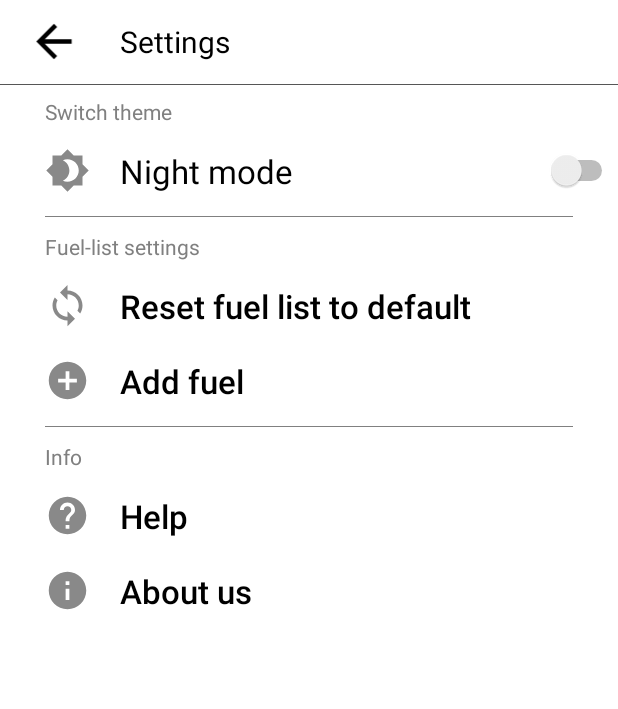
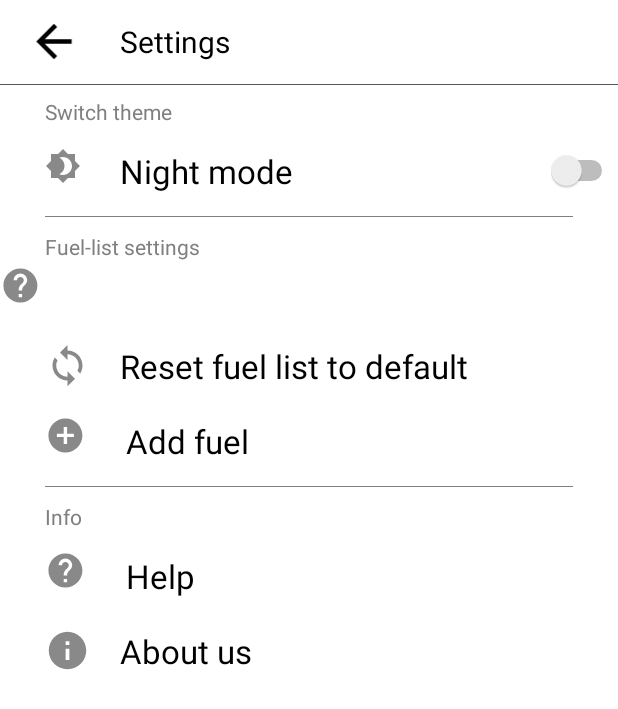
Before and after one commit to CyberSoftStudio/FuelCalc, an Android app: the SettingsActivity screen opened directly, with no data from a screen before it, on a phone screen of 412 x 824 dp. Shown: the top 709 px of the screen. Run offline under Robolectric (Android 15) with nearby library versions, the phone set to English and light mode, and no system bars; libraries missing offline, so code that uses them is left out: io.realm; 3 statements that could not run were skipped.

Commit message:
xml refactoring

```diff
--- a/app/src/main/res/drawable/ic_baseline_add_circle_24px.xml
+++ b/app/src/main/res/drawable/ic_baseline_add_circle_24px.xml
@@ -1,8 +1,8 @@
 <vector xmlns:android="http://schemas.android.com/apk/res/android"
-    android:width="24dp"
-    android:height="24dp"
-    android:viewportWidth="24"
-    android:viewportHeight="24">
+    android:width="34dp"
+    android:height="34dp"
+    android:viewportWidth="30"
+    android:viewportHeight="30">
   <path
       android:fillColor="#898989"
       android:pathData="M12,2C6.48,2 2,6.48 2,12s4.48,10 10,10 10,-4.48 10,-10S17.52,2 12,2zM17,13h-4v4h-2v-4L7,13v-2h4L11,7h2v4h4v2z"/>
--- a/app/src/main/res/drawable/ic_baseline_brightness_4_24px.xml
+++ b/app/src/main/res/drawable/ic_baseline_brightness_4_24px.xml
@@ -1,8 +1,8 @@
 <vector xmlns:android="http://schemas.android.com/apk/res/android"
-    android:width="24dp"
-    android:height="24dp"
-    android:viewportWidth="24"
-    android:viewportHeight="24">
+    android:width="34dp"
+    android:height="34dp"
+    android:viewportWidth="30"
+    android:viewportHeight="30">
   <path
       android:fillColor="#898989"
       android:pathData="M20,8.69V4h-4.69L12,0.69 8.69,4H4v4.69L0.69,12 4,15.31V20h4.69L12,23.31 15.31,20H20v-4.69L23.31,12 20,8.69zM12,18c-0.89,0 -1.74,-0.2 -2.5,-0.55C11.56,16.5 13,14.42 13,12s-1.44,-4.5 -3.5,-5.45C10.26,6.2 11.11,6 12,6c3.31,0 6,2.69 6,6s-2.69,6 -6,6z"/>
--- a/app/src/main/res/drawable/ic_baseline_help_24px.xml
+++ b/app/src/main/res/drawable/ic_baseline_help_24px.xml
@@ -1,8 +1,8 @@
 <vector xmlns:android="http://schemas.android.com/apk/res/android"
-    android:width="24dp"
-    android:height="24dp"
-    android:viewportWidth="24"
-    android:viewportHeight="24">
+    android:width="34dp"
+    android:height="34dp"
+    android:viewportWidth="30"
+    android:viewportHeight="30">
   <path
       android:fillColor="#898989"
       android:pathData="M12,2C6.48,2 2,6.48 2,12s4.48,10 10,10 10,-4.48 10,-10S17.52,2 12,2zM13,19h-2v-2h2v2zM15.07,11.25l-0.9,0.92C13.45,12.9 13,13.5 13,15h-2v-0.5c0,-1.1 0.45,-2.1 1.17,-2.83l1.24,-1.26c0.37,-0.36 0.59,-0.86 0.59,-1.41 0,-1.1 -0.9,-2 -2,-2s-2,0.9 -2,2L8,9c0,-2.21 1.79,-4 4,-4s4,1.79 4,4c0,0.88 -0.36,1.68 -0.93,2.25z"/>
--- a/app/src/main/res/drawable/ic_baseline_info_24px.xml
+++ b/app/src/main/res/drawable/ic_baseline_info_24px.xml
@@ -1,6 +1,6 @@
 <vector xmlns:android="http://schemas.android.com/apk/res/android"
-    android:width="24dp"
-    android:height="24dp"
+    android:width="34dp"
+    android:height="34dp"
     android:viewportWidth="24"
     android:viewportHeight="24">
   <path
--- a/app/src/main/res/drawable/ic_baseline_loop_24px.xml
+++ b/app/src/main/res/drawable/ic_baseline_loop_24px.xml
@@ -1,6 +1,6 @@
 <vector xmlns:android="http://schemas.android.com/apk/res/android"
-    android:width="24dp"
-    android:height="24dp"
+    android:width="34dp"
+    android:height="34dp"
     android:viewportWidth="24"
     android:viewportHeight="24">
   <path
--- a/app/src/main/res/layout/settings_activity.xml
+++ b/app/src/main/res/layout/settings_activity.xml
@@ -60,7 +60,6 @@
         android:textSize="14sp" />
 
     <LinearLayout
-        android:id="@+id/nm_layout"
         android:layout_width="match_parent"
         android:layout_height="40dp"
         android:paddingStart="30dp"
@@ -120,29 +119,37 @@
         android:textColor="@color/Gray"
         android:textSize="14sp" />
 
+    <TextView
+        android:layout_width="match_parent"
+        android:layout_height="40dp"
+        android:drawableLeft="@drawable/ic_baseline_help_24px"
+        />
+
+
     <LinearLayout
+        android:id="@+id/reset_layout"
         android:layout_width="match_parent"
         android:layout_height="wrap_content"
         android:layout_marginTop="10dp"
-        android:orientation="horizontal">
+        android:clickable="true"
+        android:onClick="onClickResetDefaultBtn"
+        android:orientation="horizontal"
+        android:focusable="true">
 
         <ImageView
             android:layout_width="30dp"
             android:layout_height="30dp"
             android:layout_gravity="center_vertical"
             android:layout_marginStart="30dp"
-            android:onClick="onClickResetDefaultBtn"
             android:src="@drawable/ic_baseline_loop_24px"
             android:contentDescription="@string/reset" />
 
-        <Button
+        <TextView
             android:id="@+id/reset_fuel_btn"
             android:layout_width="match_parent"
             android:layout_height="40dp"
             android:background="@null"
-
             android:gravity="center_vertical"
-            android:onClick="onClickResetDefaultBtn"
             android:paddingEnd="10dp"
             android:paddingStart="20dp"
             android:text="@string/reset_fuel_list_to_default"
@@ -152,27 +159,29 @@
 
 
     <LinearLayout
+        android:id="@+id/add_fuel_layout"
         android:layout_width="match_parent"
         android:layout_height="wrap_content"
         android:layout_marginTop="10dp"
-        android:orientation="horizontal">
+        android:clickable="true"
+        android:onClick="onClickAddBtn"
+        android:orientation="horizontal"
+        android:focusable="true">
 
         <ImageView
-            android:layout_width="30dp"
-            android:layout_height="30dp"
+            android:layout_width="34dp"
+            android:layout_height="34dp"
             android:layout_gravity="center_vertical"
             android:layout_marginStart="30dp"
-            android:onClick="onClickAddBtn"
             android:src="@drawable/ic_baseline_add_circle_24px"
             android:contentDescription="@string/add" />
 
-        <Button
+        <TextView
             android:id="@+id/add_fuel_btn"
             android:layout_width="match_parent"
             android:layout_height="40dp"
             android:background="@null"
             android:gravity="center_vertical"
-            android:onClick="onClickAddBtn"
             android:paddingStart="20dp"
             android:text="@string/add_fuel"
             android:textAllCaps="false"
@@ -197,20 +206,21 @@
         android:textSize="14sp" />
 
     <LinearLayout
+        android:id="@+id/help_layout"
         android:layout_width="match_parent"
         android:layout_height="wrap_content"
         android:layout_marginTop="10dp"
         android:orientation="horizontal">
 
         <ImageView
-            android:layout_width="30dp"
-            android:layout_height="30dp"
+            android:layout_width="34dp"
+            android:layout_height="34dp"
             android:layout_gravity="center_vertical"
             android:layout_marginStart="30dp"
             android:src="@drawable/ic_baseline_help_24px"
             android:contentDescription="@string/help" />
 
-        <Button
+        <TextView
             android:id="@+id/help_button"
             android:layout_width="match_parent"
             android:layout_height="40dp"
@@ -224,6 +234,7 @@
     </LinearLayout>
 
     <LinearLayout
+        android:id="@+id/about_layout"
         android:layout_width="match_parent"
         android:layout_height="wrap_content"
         android:layout_marginTop="10dp"
@@ -237,7 +248,7 @@
             android:src="@drawable/ic_baseline_info_24px"
             android:contentDescription="@string/about" />
 
-        <Button
+        <TextView
             android:id="@+id/about_button"
             android:layout_width="match_parent"
             android:layout_height="40dp"
```
